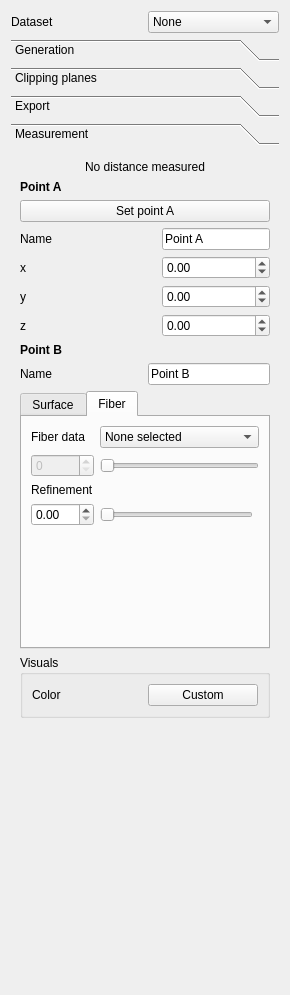
Qt form branches/smeesters/plugins/testing/smeesters/IsosurfaceVisualization/IsosurfaceVisualization.ui (BackupTheBerlios/viste-tool-svn) before a commit.
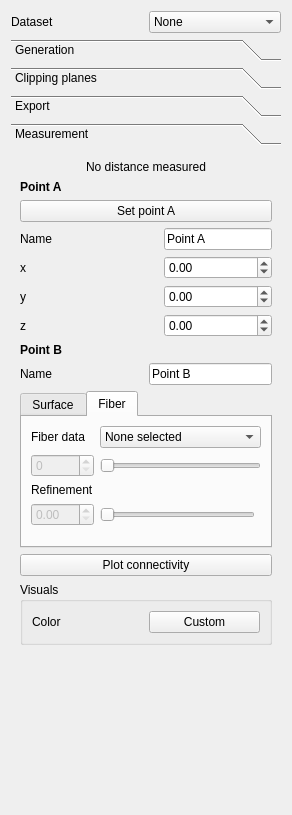
The same form after that commit. The open tabs and pages were chosen to show the change.

Commit message: Added connectivity analysis using 2D scatterplots

```diff
--- a/branches/smeesters/plugins/testing/smeesters/IsosurfaceVisualization/IsosurfaceVisualization.ui
+++ b/branches/smeesters/plugins/testing/smeesters/IsosurfaceVisualization/IsosurfaceVisualization.ui
@@ -6,8 +6,8 @@
    <rect>
     <x>0</x>
     <y>0</y>
-    <width>290</width>
-    <height>995</height>
+    <width>292</width>
+    <height>815</height>
    </rect>
   </property>
   <property name="acceptDrops">
@@ -682,8 +682,8 @@
        <rect>
         <x>0</x>
         <y>0</y>
-        <width>272</width>
-        <height>818</height>
+        <width>274</width>
+        <height>638</height>
        </rect>
       </property>
       <attribute name="label">
@@ -1026,6 +1026,9 @@
            </item>
            <item row="3" column="1">
             <widget class="QSlider" name="sliderFiberRefinement">
+             <property name="enabled">
+              <bool>false</bool>
+             </property>
              <property name="orientation">
               <enum>Qt::Horizontal</enum>
              </property>
@@ -1033,6 +1036,9 @@
            </item>
            <item row="3" column="0">
             <widget class="QDoubleSpinBox" name="spinFiberRefinement">
+             <property name="enabled">
+              <bool>false</bool>
+             </property>
              <property name="singleStep">
               <double>0.100000000000000</double>
              </property>
@@ -1042,6 +1048,13 @@
          </widget>
         </widget>
        </item>
+       <item>
+        <widget class="QPushButton" name="pushButton">
+         <property name="text">
+          <string>Plot connectivity</string>
+         </property>
+        </widget>
+       </item>
        <item>
         <widget class="QGroupBox" name="groupBox_3">
          <property name="enabled">
```
Left out of the diff: 14 changed lines with no effect on the pictures. The commit also changes 3 other files.
